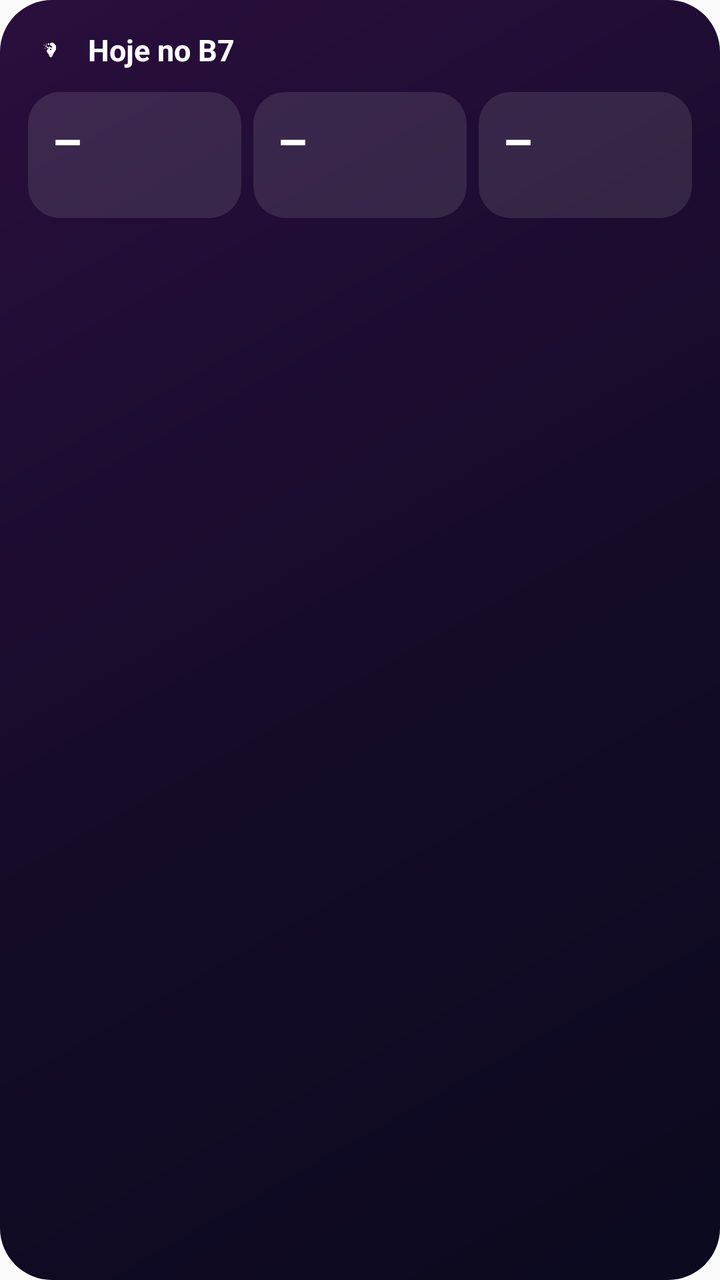
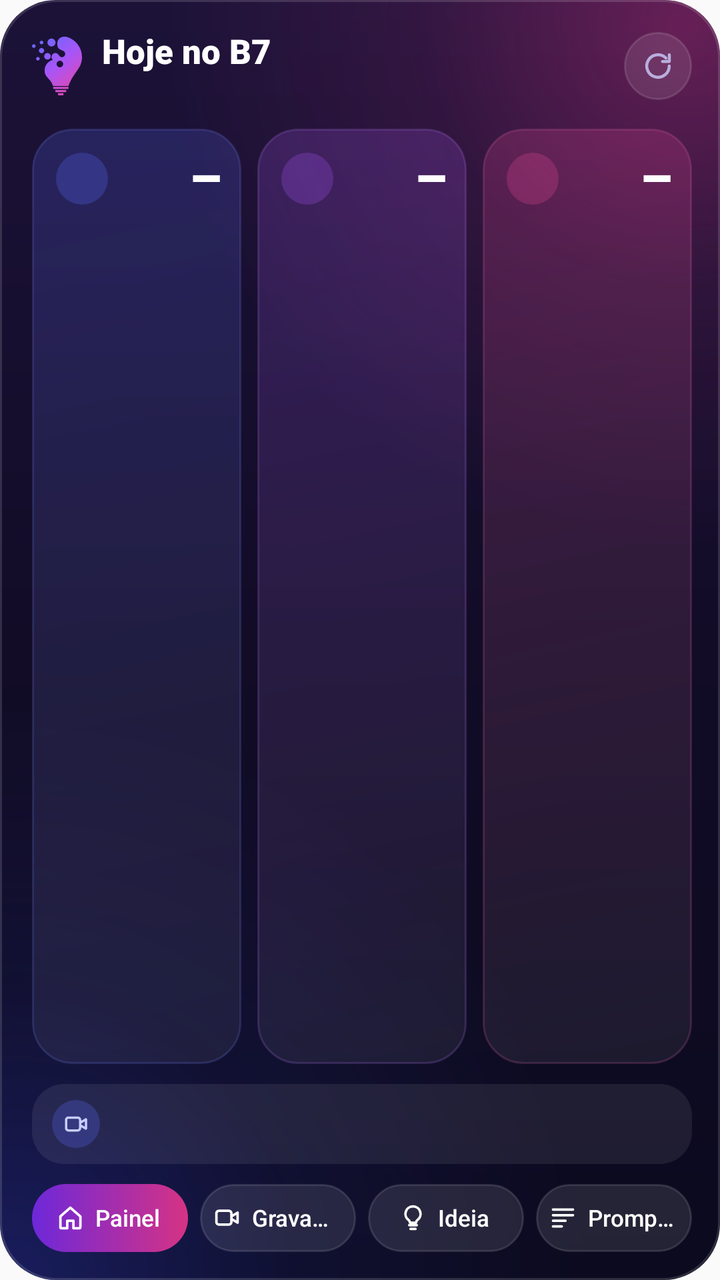

The first picture is an Android layout as it rendered before a commit; the second is the same layout after the commit. The layout source and the unified diff follow.
<!-- AndroidManifest.xml: application theme AppTheme -->
<!-- res/layout/widget_hoje.xml -->
<?xml version="1.0" encoding="utf-8"?>
<LinearLayout xmlns:android="http://schemas.android.com/apk/res/android"
    android:id="@+id/w_raiz"
    android:layout_width="match_parent"
    android:layout_height="match_parent"
    android:background="@drawable/widget_fundo"
    android:orientation="vertical"
    android:padding="14dp">

    <LinearLayout
        android:layout_width="match_parent"
        android:layout_height="wrap_content"
        android:gravity="center_vertical"
        android:orientation="horizontal">
        <ImageView
            android:layout_width="22dp"
            android:layout_height="22dp"
            android:contentDescription="B7"
            android:src="@mipmap/ic_launcher_foreground"
            android:scaleType="fitCenter" />
        <TextView
            android:id="@+id/w_titulo"
            android:layout_width="0dp"
            android:layout_height="wrap_content"
            android:layout_weight="1"
            android:layout_marginStart="8dp"
            android:text="Hoje no B7"
            android:textColor="#FFFFFF"
            android:textSize="15sp"
            android:textStyle="bold" />
        <TextView
            android:id="@+id/w_data"
            android:layout_width="wrap_content"
            android:layout_height="wrap_content"
            android:textColor="#C9BFE6"
            android:textSize="12sp" />
    </LinearLayout>

    <LinearLayout
        android:id="@+id/w_blocos"
        android:layout_width="match_parent"
        android:layout_height="wrap_content"
        android:layout_marginTop="10dp"
        android:orientation="horizontal">
        <LinearLayout
            android:layout_width="0dp"
            android:layout_height="wrap_content"
            android:layout_weight="1"
            android:layout_marginStart="0dp"
            android:background="@drawable/widget_bloco"
            android:orientation="vertical"
            android:paddingStart="12dp"
            android:paddingTop="8dp"
            android:paddingEnd="8dp"
            android:paddingBottom="8dp">
            <TextView
                android:id="@+id/w_num1"
                android:layout_width="wrap_content"
                android:layout_height="wrap_content"
                android:text="–"
                android:textColor="#FFFFFF"
                android:textSize="24sp"
                android:textStyle="bold" />
            <TextView
                android:id="@+id/w_rot1"
                android:layout_width="wrap_content"
                android:layout_height="wrap_content"
                android:maxLines="2"
                android:textColor="#C9BFE6"
                android:textSize="11sp" />
        </LinearLayout>
        <LinearLayout
            android:layout_width="0dp"
            android:layout_height="wrap_content"
            android:layout_weight="1"
            android:layout_marginStart="6dp"
            android:background="@drawable/widget_bloco"
            android:orientation="vertical"
            android:paddingStart="12dp"
            android:paddingTop="8dp"
            android:paddingEnd="8dp"
            android:paddingBottom="8dp">
            <TextView
                android:id="@+id/w_num2"
                android:layout_width="wrap_content"
                android:layout_height="wrap_content"
                android:text="–"
                android:textColor="#FFFFFF"
                android:textSize="24sp"
                android:textStyle="bold" />
            <TextView
                android:id="@+id/w_rot2"
                android:layout_width="wrap_content"
                android:layout_height="wrap_content"
                android:maxLines="2"
                android:textColor="#C9BFE6"
                android:textSize="11sp" />
        </LinearLayout>
        <LinearLayout
            android:layout_width="0dp"
            android:layout_height="wrap_content"
            android:layout_weight="1"
            android:layout_marginStart="6dp"
            android:background="@drawable/widget_bloco"
            android:orientation="vertical"
            android:paddingStart="12dp"
            android:paddingTop="8dp"
            android:paddingEnd="8dp"
            android:paddingBottom="8dp">
            <TextView
                android:id="@+id/w_num3"
                android:layout_width="wrap_content"
                android:layout_height="wrap_content"
                android:text="–"
                android:textColor="#FFFFFF"
                android:textSize="24sp"
                android:textStyle="bold" />
            <TextView
                android:id="@+id/w_rot3"
                android:layout_width="wrap_content"
                android:layout_height="wrap_content"
                android:maxLines="2"
                android:textColor="#C9BFE6"
                android:textSize="11sp" />
        </LinearLayout>
    </LinearLayout>

    <TextView
        android:id="@+id/w_proxima"
        android:layout_width="match_parent"
        android:layout_height="wrap_content"
        android:layout_marginTop="8dp"
        android:ellipsize="end"
        android:maxLines="2"
        android:textColor="#FFFFFF"
        android:textSize="12.5sp" />

    <TextView
        android:id="@+id/w_rodape"
        android:layout_width="match_parent"
        android:layout_height="wrap_content"
        android:layout_marginTop="4dp"
        android:textColor="#8F86B3"
        android:textSize="10.5sp" />
</LinearLayout>
<!-- resources referenced by this layout -->
<resources>
  <!-- drawable widget_bloco (drawable) -->
  <?xml version="1.0" encoding="utf-8"?>
  <shape xmlns:android="http://schemas.android.com/apk/res/android" android:shape="rectangle">
      <solid android:color="#1AFFFFFF" />
      <corners android:radius="16dp" />
  </shape>
  <!-- drawable widget_fundo (drawable) -->
  <?xml version="1.0" encoding="utf-8"?>
  <shape xmlns:android="http://schemas.android.com/apk/res/android" android:shape="rectangle">
      <gradient android:angle="315" android:startColor="#2A0F3D" android:centerColor="#160B2A" android:endColor="#0B0A1E" />
      <corners android:radius="26dp" />
  </shape>
  <!-- mipmap ic_launcher_foreground: png bitmap (mipmap-hdpi, 3016 bytes) -->
  <!-- unchanged entries left out for length: 4 -->
</resources>

<!-- the commit's change to res/layout/widget_hoje.xml (unified diff, before → after) -->
@@ -5,7 +5,10 @@
     android:layout_height="match_parent"
     android:background="@drawable/widget_fundo"
     android:orientation="vertical"
-    android:padding="14dp">
+    android:paddingStart="16dp"
+    android:paddingTop="14dp"
+    android:paddingEnd="14dp"
+    android:paddingBottom="14dp">
 
     <LinearLayout
         android:layout_width="match_parent"
@@ -13,133 +16,352 @@
         android:gravity="center_vertical"
         android:orientation="horizontal">
         <ImageView
-            android:layout_width="22dp"
-            android:layout_height="22dp"
+            android:layout_width="wrap_content"
+            android:layout_height="30dp"
+            android:adjustViewBounds="true"
             android:contentDescription="B7"
-            android:src="@mipmap/ic_launcher_foreground"
-            android:scaleType="fitCenter" />
-        <TextView
-            android:id="@+id/w_titulo"
+            android:src="@drawable/widget_simbolo" />
+        <LinearLayout
             android:layout_width="0dp"
             android:layout_height="wrap_content"
             android:layout_weight="1"
-            android:layout_marginStart="8dp"
-            android:text="Hoje no B7"
-            android:textColor="#FFFFFF"
-            android:textSize="15sp"
-            android:textStyle="bold" />
-        <TextView
-            android:id="@+id/w_data"
-            android:layout_width="wrap_content"
-            android:layout_height="wrap_content"
-            android:textColor="#C9BFE6"
-            android:textSize="12sp" />
+            android:layout_marginStart="10dp"
+            android:orientation="vertical">
+            <TextView
+                android:id="@+id/w_titulo"
+                android:layout_width="wrap_content"
+                android:layout_height="wrap_content"
+                android:maxLines="1"
+                android:ellipsize="end"
+                android:text="Hoje no B7"
+                android:textColor="#FFFFFF"
+                android:textSize="17sp"
+                android:fontFamily="sans-serif-black" />
+            <TextView
+                android:id="@+id/w_data"
+                android:layout_width="wrap_content"
+                android:layout_height="wrap_content"
+                android:maxLines="1"
+                android:ellipsize="end"
+                android:textColor="#B9AEDD"
+                android:textSize="11.5sp" />
+        </LinearLayout>
+        <ImageView
+            android:id="@+id/w_atualizar"
+            android:layout_width="34dp"
+            android:layout_height="34dp"
+            android:background="@drawable/widget_botao"
+            android:padding="8dp"
+            android:contentDescription="Atualizar"
+            android:src="@drawable/wi_atualizar" />
     </LinearLayout>
 
     <LinearLayout
         android:id="@+id/w_blocos"
         android:layout_width="match_parent"
+        android:layout_height="0dp"
+        android:layout_weight="1"
+        android:minHeight="74dp"
+        android:layout_marginTop="12dp"
+        android:orientation="horizontal">
+        <LinearLayout
+            android:id="@+id/w_bloco1"
+            android:layout_width="0dp"
+            android:layout_height="match_parent"
+            android:layout_weight="1"
+            
+            android:background="@drawable/widget_bloco_azul"
+            android:orientation="vertical"
+            android:paddingStart="12dp"
+            android:paddingTop="10dp"
+            android:paddingEnd="10dp"
+            android:paddingBottom="10dp">
+            <LinearLayout
+                android:layout_width="match_parent"
+                android:layout_height="wrap_content"
+                android:gravity="center_vertical"
+                android:orientation="horizontal">
+                <ImageView
+                    android:id="@+id/w_ic1"
+                    android:layout_width="26dp"
+                    android:layout_height="26dp"
+                    android:background="@drawable/widget_chip_azul"
+                    android:padding="5dp"
+                    android:importantForAccessibility="no"
+                    android:scaleType="fitCenter" />
+                <TextView
+                    android:id="@+id/w_num1"
+                    android:layout_width="0dp"
+                    android:layout_height="wrap_content"
+                    android:layout_weight="1"
+                    android:gravity="end"
+                    android:includeFontPadding="false"
+                    android:text="–"
+                    android:textColor="#FFFFFF"
+                    android:textSize="26sp"
+                    android:fontFamily="sans-serif-black" />
+            </LinearLayout>
+            <FrameLayout android:layout_width="1dp" android:layout_height="0dp" android:layout_weight="1" />
+            <TextView
+                android:id="@+id/w_rot1"
+                android:layout_width="wrap_content"
+                android:layout_height="wrap_content"
+                android:layout_marginTop="6dp"
+                android:maxLines="2"
+                android:textColor="#D9D0F5"
+                android:textSize="11.5sp"
+                android:fontFamily="sans-serif-medium" />
+        </LinearLayout>
+        <LinearLayout
+            android:id="@+id/w_bloco2"
+            android:layout_width="0dp"
+            android:layout_height="match_parent"
+            android:layout_weight="1"
+            android:layout_marginStart="8dp"
+            android:background="@drawable/widget_bloco_violeta"
+            android:orientation="vertical"
+            android:paddingStart="12dp"
+            android:paddingTop="10dp"
+            android:paddingEnd="10dp"
+            android:paddingBottom="10dp">
+            <LinearLayout
+                android:layout_width="match_parent"
+                android:layout_height="wrap_content"
+                android:gravity="center_vertical"
+                android:orientation="horizontal">
+                <ImageView
+                    android:id="@+id/w_ic2"
+                    android:layout_width="26dp"
+                    android:layout_height="26dp"
+                    android:background="@drawable/widget_chip_violeta"
+                    android:padding="5dp"
+                    android:importantForAccessibility="no"
+                    android:scaleType="fitCenter" />
+                <TextView
+                    android:id="@+id/w_num2"
+                    android:layout_width="0dp"
+                    android:layout_height="wrap_content"
+                    android:layout_weight="1"
+                    android:gravity="end"
+                    android:includeFontPadding="false"
+                    android:text="–"
+                    android:textColor="#FFFFFF"
+                    android:textSize="26sp"
+                    android:fontFamily="sans-serif-black" />
+            </LinearLayout>
+            <FrameLayout android:layout_width="1dp" android:layout_height="0dp" android:layout_weight="1" />
+            <TextView
+                android:id="@+id/w_rot2"
+                android:layout_width="wrap_content"
+                android:layout_height="wrap_content"
+                android:layout_marginTop="6dp"
+                android:maxLines="2"
+                android:textColor="#D9D0F5"
+                android:textSize="11.5sp"
+                android:fontFamily="sans-serif-medium" />
+        </LinearLayout>
+        <LinearLayout
+            android:id="@+id/w_bloco3"
+            android:layout_width="0dp"
+            android:layout_height="match_parent"
+            android:layout_weight="1"
+            android:layout_marginStart="8dp"
+            android:background="@drawable/widget_bloco_magenta"
+            android:orientation="vertical"
+            android:paddingStart="12dp"
+            android:paddingTop="10dp"
+            android:paddingEnd="10dp"
+            android:paddingBottom="10dp">
+            <LinearLayout
+                android:layout_width="match_parent"
+                android:layout_height="wrap_content"
+                android:gravity="center_vertical"
+                android:orientation="horizontal">
+                <ImageView
+                    android:id="@+id/w_ic3"
+                    android:layout_width="26dp"
+                    android:layout_height="26dp"
+                    android:background="@drawable/widget_chip_magenta"
+                    android:padding="5dp"
+                    android:importantForAccessibility="no"
+                    android:scaleType="fitCenter" />
+                <TextView
+                    android:id="@+id/w_num3"
+                    android:layout_width="0dp"
+                    android:layout_height="wrap_content"
+                    android:layout_weight="1"
+                    android:gravity="end"
+                    android:includeFontPadding="false"
+                    android:text="–"
+                    android:textColor="#FFFFFF"
+                    android:textSize="26sp"
+                    android:fontFamily="sans-serif-black" />
+            </LinearLayout>
+            <FrameLayout android:layout_width="1dp" android:layout_height="0dp" android:layout_weight="1" />
+            <TextView
+                android:id="@+id/w_rot3"
+                android:layout_width="wrap_content"
+                android:layout_height="wrap_content"
+                android:layout_marginTop="6dp"
+                android:maxLines="2"
+                android:textColor="#D9D0F5"
+                android:textSize="11.5sp"
+                android:fontFamily="sans-serif-medium" />
+        </LinearLayout>
+    </LinearLayout>
+
+    <LinearLayout
+        android:id="@+id/w_destaque"
+        android:layout_width="match_parent"
+        android:layout_height="wrap_content"
+        android:layout_marginTop="10dp"
+        android:background="@drawable/widget_linha"
+        android:gravity="center_vertical"
+        android:orientation="horizontal"
+        android:paddingStart="10dp"
+        android:paddingTop="8dp"
+        android:paddingEnd="10dp"
+        android:paddingBottom="8dp">
+        <ImageView
+            android:id="@+id/w_destaque_ic"
+            android:layout_width="24dp"
+            android:layout_height="24dp"
+            android:background="@drawable/widget_chip_azul"
+            android:padding="5dp"
+            android:importantForAccessibility="no"
+            android:src="@drawable/wi_camera" />
+        <TextView
+            android:id="@+id/w_proxima"
+            android:layout_width="0dp"
+            android:layout_height="wrap_content"
+            android:layout_weight="1"
+            android:layout_marginStart="10dp"
+            android:ellipsize="end"
+            android:maxLines="2"
+            android:textColor="#FFFFFF"
+            android:textSize="12.5sp" />
+        <TextView
+            android:id="@+id/w_rodape"
+            android:layout_width="wrap_content"
+            android:layout_height="wrap_content"
+            android:layout_marginStart="8dp"
+            android:textColor="#8F86B3"
+            android:textSize="10.5sp" />
+    </LinearLayout>
+
+    <LinearLayout
+        android:id="@+id/w_botoes"
+        android:layout_width="match_parent"
         android:layout_height="wrap_content"
         android:layout_marginTop="10dp"
         android:orientation="horizontal">
         <LinearLayout
-            android:layout_width="0dp"
-            android:layout_height="wrap_content"
+            android:id="@+id/w_bt_hoje"
+            android:layout_width="0dp"
+            android:layout_height="34dp"
             android:layout_weight="1"
             android:layout_marginStart="0dp"
-            android:background="@drawable/widget_bloco"
-            android:orientation="vertical"
-            android:paddingStart="12dp"
-            android:paddingTop="8dp"
-            android:paddingEnd="8dp"
-            android:paddingBottom="8dp">
-            <TextView
-                android:id="@+id/w_num1"
-                android:layout_width="wrap_content"
-                android:layout_height="wrap_content"
-                android:text="–"
-                android:textColor="#FFFFFF"
-                android:textSize="24sp"
-                android:textStyle="bold" />
-            <TextView
-                android:id="@+id/w_rot1"
-                android:layout_width="wrap_content"
-                android:layout_height="wrap_content"
-                android:maxLines="2"
-                android:textColor="#C9BFE6"
-                android:textSize="11sp" />
-        </LinearLayout>
-        <LinearLayout
-            android:layout_width="0dp"
-            android:layout_height="wrap_content"
+            android:background="@drawable/widget_botao_pri"
+            android:gravity="center"
+            android:orientation="horizontal"
+            android:paddingStart="6dp"
+            android:paddingEnd="8dp">
+            <ImageView
+                android:layout_width="15dp"
+                android:layout_height="15dp"
+                android:importantForAccessibility="no"
+                android:src="@drawable/wi_casa" />
+            <TextView
+                android:layout_width="wrap_content"
+                android:layout_height="wrap_content"
+                android:layout_marginStart="5dp"
+                android:maxLines="1"
+                android:ellipsize="end"
+                android:text="Painel"
+                android:textColor="#FFFFFF"
+                android:textSize="11.5sp"
+                android:fontFamily="sans-serif-medium" />
+        </LinearLayout>
+        <LinearLayout
+            android:id="@+id/w_bt_grav"
+            android:layout_width="0dp"
+            android:layout_height="34dp"
             android:layout_weight="1"
             android:layout_marginStart="6dp"
-            android:background="@drawable/widget_bloco"
-            android:orientation="vertical"
-            android:paddingStart="12dp"
-            android:paddingTop="8dp"
-            android:paddingEnd="8dp"
-            android:paddingBottom="8dp">
-            <TextView
-                android:id="@+id/w_num2"
-                android:layout_width="wrap_content"
-                android:layout_height="wrap_content"
-                android:text="–"
-                android:textColor="#FFFFFF"
-                android:textSize="24sp"
-                android:textStyle="bold" />
-            <TextView
-                android:id="@+id/w_rot2"
-                android:layout_width="wrap_content"
-                android:layout_height="wrap_content"
-                android:maxLines="2"
-                android:textColor="#C9BFE6"
-                android:textSize="11sp" />
-        </LinearLayout>
-        <LinearLayout
-            android:layout_width="0dp"
-            android:layout_height="wrap_content"
+            android:background="@drawable/widget_botao"
+            android:gravity="center"
+            android:orientation="horizontal"
+            android:paddingStart="6dp"
+            android:paddingEnd="8dp">
+            <ImageView
+                android:layout_width="15dp"
+                android:layout_height="15dp"
+                android:importantForAccessibility="no"
+                android:src="@drawable/wi_grav" />
+            <TextView
+                android:layout_width="wrap_content"
+                android:layout_height="wrap_content"
+                android:layout_marginStart="5dp"
+                android:maxLines="1"
+                android:ellipsize="end"
+                android:text="Gravações"
+                android:textColor="#FFFFFF"
+                android:textSize="11.5sp"
+                android:fontFamily="sans-serif-medium" />
+        </LinearLayout>
+        <LinearLayout
+            android:id="@+id/w_bt_ideia"
+            android:layout_width="0dp"
+            android:layout_height="34dp"
             android:layout_weight="1"
             android:layout_marginStart="6dp"
-            android:background="@drawable/widget_bloco"
-            android:orientation="vertical"
-            android:paddingStart="12dp"
-            android:paddingTop="8dp"
-            android:paddingEnd="8dp"
-            android:paddingBottom="8dp">
-            <TextView
-                android:id="@+id/w_num3"
-                android:layout_width="wrap_content"
-                android:layout_height="wrap_content"
-                android:text="–"
-                android:textColor="#FFFFFF"
-                android:textSize="24sp"
-                android:textStyle="bold" />
-            <TextView
-                android:id="@+id/w_rot3"
-                android:layout_width="wrap_content"
-                android:layout_height="wrap_content"
-                android:maxLines="2"
-                android:textColor="#C9BFE6"
-                android:textSize="11sp" />
+            android:background="@drawable/widget_botao"
+            android:gravity="center"
+            android:orientation="horizontal"
+            android:paddingStart="6dp"
+            android:paddingEnd="8dp">
+            <ImageView
+                android:layout_width="15dp"
+                android:layout_height="15dp"
+                android:importantForAccessibility="no"
+                android:src="@drawable/wi_ideia" />
+            <TextView
+                android:layout_width="wrap_content"
+                android:layout_height="wrap_content"
+                android:layout_marginStart="5dp"
+                android:maxLines="1"
+                android:ellipsize="end"
+                android:text="Ideia"
+                android:textColor="#FFFFFF"
+                android:textSize="11.5sp"
+                android:fontFamily="sans-serif-medium" />
+        </LinearLayout>
+        <LinearLayout
+            android:id="@+id/w_bt_tele"
+            android:layout_width="0dp"
+            android:layout_height="34dp"
+            android:layout_weight="1"
+            android:layout_marginStart="6dp"
+            android:background="@drawable/widget_botao"
+            android:gravity="center"
+            android:orientation="horizontal"
+            android:paddingStart="6dp"
+            android:paddingEnd="8dp">
+            <ImageView
+                android:layout_width="15dp"
+                android:layout_height="15dp"
+                android:importantForAccessibility="no"
+                android:src="@drawable/wi_tele" />
+            <TextView
+                android:layout_width="wrap_content"
+                android:layout_height="wrap_content"
+                android:layout_marginStart="5dp"
+                android:maxLines="1"
+                android:ellipsize="end"
+                android:text="Prompter"
+                android:textColor="#FFFFFF"
+                android:textSize="11.5sp"
+                android:fontFamily="sans-serif-medium" />
         </LinearLayout>
     </LinearLayout>
-
-    <TextView
-        android:id="@+id/w_proxima"
-        android:layout_width="match_parent"
-        android:layout_height="wrap_content"
-        android:layout_marginTop="8dp"
-        android:ellipsize="end"
-        android:maxLines="2"
-        android:textColor="#FFFFFF"
-        android:textSize="12.5sp" />
-
-    <TextView
-        android:id="@+id/w_rodape"
-        android:layout_width="match_parent"
-        android:layout_height="wrap_content"
-        android:layout_marginTop="4dp"
-        android:textColor="#8F86B3"
-        android:textSize="10.5sp" />
 </LinearLayout>
<!-- resource entries referenced after the edit -->
@@ -1,18 +1,121 @@
 <!-- resources referenced by this layout -->
 <resources>
-  <!-- drawable widget_bloco (drawable) -->
+  <!-- drawable wi_atualizar (drawable) -->
+  <?xml version="1.0" encoding="utf-8"?>
+  <vector xmlns:android="http://schemas.android.com/apk/res/android" android:width="24dp" android:height="24dp" android:viewportWidth="24" android:viewportHeight="24">
+      <path android:fillColor="#00000000" android:strokeColor="#B9AEDD" android:strokeWidth="2" android:strokeLineCap="round" android:strokeLineJoin="round" android:pathData="M19.5,12a7.5,7.5 0,1 1,-2.2 -5.3 M19.5,4.5v4.5h-4.5" />
+  </vector>
+  <!-- drawable wi_camera (drawable) -->
+  <?xml version="1.0" encoding="utf-8"?>
+  <vector xmlns:android="http://schemas.android.com/apk/res/android" android:width="24dp" android:height="24dp" android:viewportWidth="24" android:viewportHeight="24">
+      <path android:fillColor="#00000000" android:strokeColor="#C7CEFF" android:strokeWidth="2" android:strokeLineCap="round" android:strokeLineJoin="round" android:pathData="M3.5,8.5a2,2 0,0 1,2 -2h8a2,2 0,0 1,2 2v7a2,2 0,0 1,-2 2h-8a2,2 0,0 1,-2 -2z M15.5,11l5,-3v8l-5,-3" />
+  </vector>
+  <!-- drawable wi_casa (drawable) -->
+  <?xml version="1.0" encoding="utf-8"?>
+  <vector xmlns:android="http://schemas.android.com/apk/res/android" android:width="24dp" android:height="24dp" android:viewportWidth="24" android:viewportHeight="24">
+      <path android:fillColor="#00000000" android:strokeColor="#FFFFFF" android:strokeWidth="2" android:strokeLineCap="round" android:strokeLineJoin="round" android:pathData="M4,11l8,-7l8,7v8.5a1,1 0,0 1,-1 1h-4.5v-6h-5v6h-4.5a1,1 0,0 1,-1 -1z" />
+  </vector>
+  <!-- drawable wi_grav (drawable) -->
+  <?xml version="1.0" encoding="utf-8"?>
+  <vector xmlns:android="http://schemas.android.com/apk/res/android" android:width="24dp" android:height="24dp" android:viewportWidth="24" android:viewportHeight="24">
+      <path android:fillColor="#00000000" android:strokeColor="#FFFFFF" android:strokeWidth="2" android:strokeLineCap="round" android:strokeLineJoin="round" android:pathData="M3.5,8.5a2,2 0,0 1,2 -2h8a2,2 0,0 1,2 2v7a2,2 0,0 1,-2 2h-8a2,2 0,0 1,-2 -2z M15.5,11l5,-3v8l-5,-3" />
+  </vector>
+  <!-- drawable wi_ideia (drawable) -->
+  <?xml version="1.0" encoding="utf-8"?>
+  <vector xmlns:android="http://schemas.android.com/apk/res/android" android:width="24dp" android:height="24dp" android:viewportWidth="24" android:viewportHeight="24">
+      <path android:fillColor="#00000000" android:strokeColor="#FFFFFF" android:strokeWidth="2" android:strokeLineCap="round" android:strokeLineJoin="round" android:pathData="M9,18h6 M10,21h4 M12,3a6,6 0,0 1,3.5 10.9c-0.6,0.5 -1,1.2 -1,2.1h-5c0,-0.9 -0.4,-1.6 -1,-2.1a6,6 0,0 1,3.5 -10.9z" />
+  </vector>
+  <!-- drawable wi_tele (drawable) -->
+  <?xml version="1.0" encoding="utf-8"?>
+  <vector xmlns:android="http://schemas.android.com/apk/res/android" android:width="24dp" android:height="24dp" android:viewportWidth="24" android:viewportHeight="24">
+      <path android:fillColor="#00000000" android:strokeColor="#FFFFFF" android:strokeWidth="2" android:strokeLineCap="round" android:strokeLineJoin="round" android:pathData="M4,5.5h16 M4,10h16 M4,14.5h10 M4,19h7" />
+  </vector>
+  <!-- drawable widget_bloco_azul (drawable) -->
+  <?xml version="1.0" encoding="utf-8"?>
+  <shape xmlns:android="http://schemas.android.com/apk/res/android" android:shape="rectangle">
+      <gradient android:angle="315" android:startColor="#335B6CFF" android:endColor="#0FFFFFFF" />
+      <stroke android:width="1dp" android:color="#2E7C8BFF" />
+      <corners android:radius="20dp" />
+  </shape>
+  <!-- drawable widget_bloco_magenta (drawable) -->
+  <?xml version="1.0" encoding="utf-8"?>
+  <shape xmlns:android="http://schemas.android.com/apk/res/android" android:shape="rectangle">
+      <gradient android:angle="315" android:startColor="#33EC4899" android:endColor="#0FFFFFFF" />
+      <stroke android:width="1dp" android:color="#2EF472B6" />
+      <corners android:radius="20dp" />
+  </shape>
+  <!-- drawable widget_bloco_violeta (drawable) -->
+  <?xml version="1.0" encoding="utf-8"?>
+  <shape xmlns:android="http://schemas.android.com/apk/res/android" android:shape="rectangle">
+      <gradient android:angle="315" android:startColor="#33A855F7" android:endColor="#0FFFFFFF" />
+      <stroke android:width="1dp" android:color="#2EC084FC" />
+      <corners android:radius="20dp" />
+  </shape>
+  <!-- drawable widget_botao (drawable) -->
   <?xml version="1.0" encoding="utf-8"?>
   <shape xmlns:android="http://schemas.android.com/apk/res/android" android:shape="rectangle">
       <solid android:color="#1AFFFFFF" />
-      <corners android:radius="16dp" />
+      <stroke android:width="1dp" android:color="#1FFFFFFF" />
+      <corners android:radius="999dp" />
+  </shape>
+  <!-- drawable widget_botao_pri (drawable) -->
+  <?xml version="1.0" encoding="utf-8"?>
+  <shape xmlns:android="http://schemas.android.com/apk/res/android" android:shape="rectangle">
+      <gradient android:angle="0" android:startColor="#6D28D9" android:endColor="#D63384" />
+      <corners android:radius="999dp" />
+  </shape>
+  <!-- drawable widget_chip_azul (drawable) -->
+  <?xml version="1.0" encoding="utf-8"?>
+  <shape xmlns:android="http://schemas.android.com/apk/res/android" android:shape="oval">
+      <solid android:color="#405B6CFF" />
+  </shape>
+  <!-- drawable widget_chip_magenta (drawable) -->
+  <?xml version="1.0" encoding="utf-8"?>
+  <shape xmlns:android="http://schemas.android.com/apk/res/android" android:shape="oval">
+      <solid android:color="#40EC4899" />
+  </shape>
+  <!-- drawable widget_chip_violeta (drawable) -->
+  <?xml version="1.0" encoding="utf-8"?>
+  <shape xmlns:android="http://schemas.android.com/apk/res/android" android:shape="oval">
+      <solid android:color="#40A855F7" />
   </shape>
   <!-- drawable widget_fundo (drawable) -->
   <?xml version="1.0" encoding="utf-8"?>
+  <layer-list xmlns:android="http://schemas.android.com/apk/res/android">
+      <item>
+          <shape android:shape="rectangle">
+              <gradient android:angle="300" android:startColor="#1C1238" android:centerColor="#120C27" android:endColor="#0B0A1E" />
+              <corners android:radius="28dp" />
+          </shape>
+      </item>
+      <item>
+          <shape android:shape="rectangle">
+              <gradient android:type="radial" android:gradientRadius="72%p" android:centerX="0.95" android:centerY="0.02"
+                  android:startColor="#66D63384" android:centerColor="#1FD63384" android:endColor="#00D63384" />
+              <corners android:radius="28dp" />
+          </shape>
+      </item>
+      <item>
+          <shape android:shape="rectangle">
+              <gradient android:type="radial" android:gradientRadius="80%p" android:centerX="0.02" android:centerY="1.0"
+                  android:startColor="#553341D6" android:centerColor="#183341D6" android:endColor="#003341D6" />
+              <corners android:radius="28dp" />
+          </shape>
+      </item>
+      <item>
+          <shape android:shape="rectangle">
+              <stroke android:width="1dp" android:color="#24FFFFFF" />
+              <corners android:radius="28dp" />
+          </shape>
+      </item>
+  </layer-list>
+  <!-- drawable widget_linha (drawable) -->
+  <?xml version="1.0" encoding="utf-8"?>
   <shape xmlns:android="http://schemas.android.com/apk/res/android" android:shape="rectangle">
-      <gradient android:angle="315" android:startColor="#2A0F3D" android:centerColor="#160B2A" android:endColor="#0B0A1E" />
-      <corners android:radius="26dp" />
+      <solid android:color="#14FFFFFF" />
+      <corners android:radius="16dp" />
   </shape>
-  <!-- mipmap ic_launcher_foreground: png bitmap (mipmap-hdpi, 3016 bytes) -->
+  <!-- drawable widget_simbolo: vector/xml drawable (drawable, 8894 chars, omitted) -->
   <!-- unchanged entries left out for length: 4 -->
 </resources>
 
